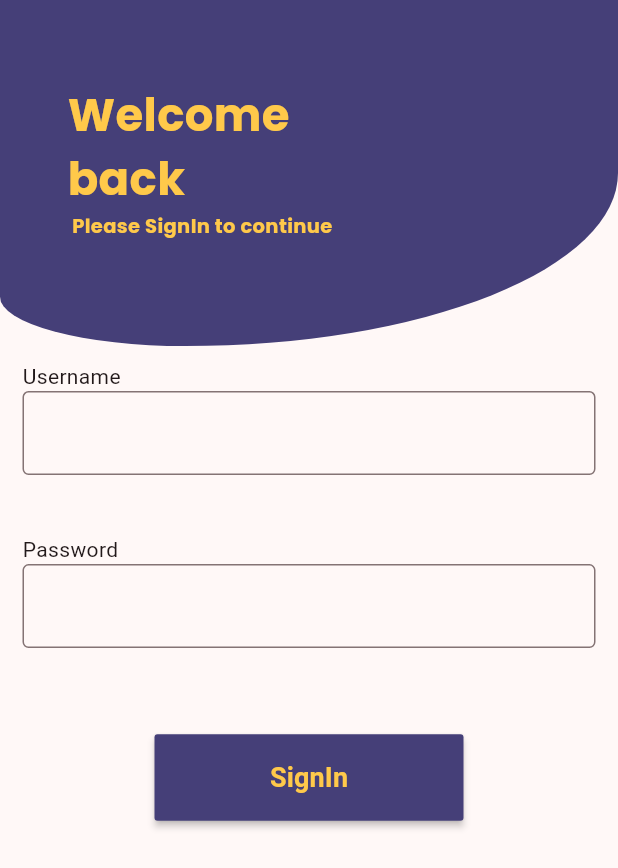
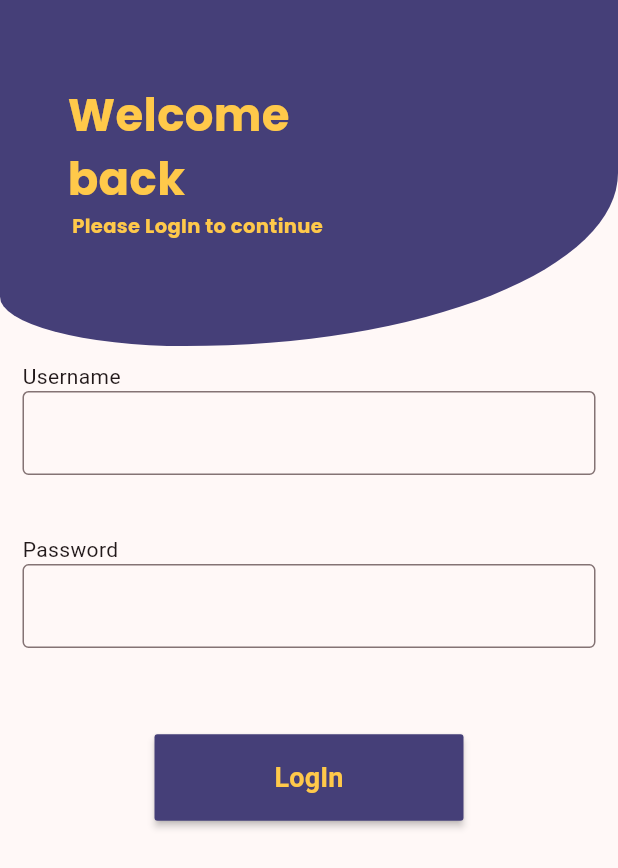
Before and after one commit to nithaparveen/social_media_application, a Flutter app: the screen it shows after launch, after a tap on "SignUp", on a phone screen of 412 x 824 dp. Shown: the top 868 px of the screen. Run offline on Flutter 3.47's test engine with Material 3 defaults, Android fonts, the phone set to English and light mode, and no system bars; our stand-ins replace flashy_tab_bar2, google_fonts; network calls fail.

Commit message:
loginscreen modified

```diff
--- a/lib/presentation/login_screen/view/login_screen.dart
+++ b/lib/presentation/login_screen/view/login_screen.dart
@@ -43,7 +43,7 @@ class LoginScreen extends StatelessWidget {
                   Padding(
                     padding: const EdgeInsets.only(left: 48),
                     child: Text(
-                      "Please SignIn to continue",
+                      "Please LogIn to continue",
                       textAlign: TextAlign.start,
                       style: GLTextStyles.poppinsStyl(
                         color: ColorTheme.yellow,
@@ -71,11 +71,11 @@ class LoginScreen extends StatelessWidget {
                       minWidth: size.width * .5,
                       height: size.height * .07,
                       onPressed: () {
-                        Navigator.push(context, MaterialPageRoute(builder: (context) => BottomNavBar(),));
+                        Navigator.pushReplacement(context, MaterialPageRoute(builder: (context) => BottomNavBar(),));
 
                       },
                       child: Text(
-                        "SignIn",
+                        "LogIn",
                         style: GLTextStyles.leagueSpartan(
                             size: 18, color: ColorTheme.yellow),
                       )),
```
